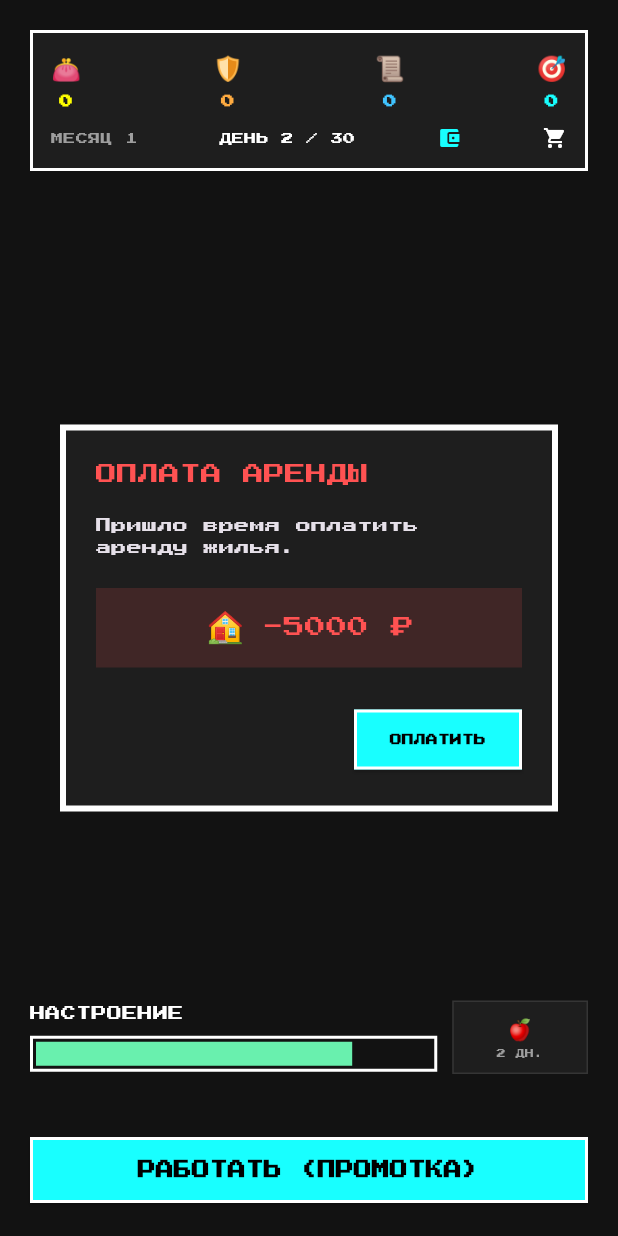
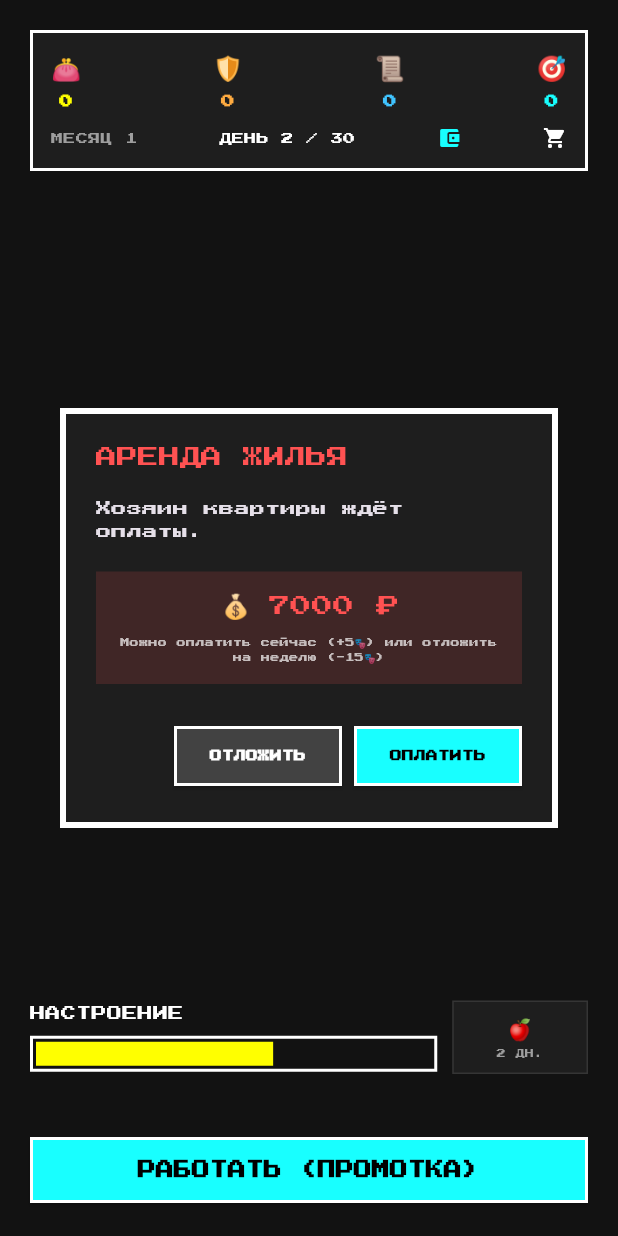
Before and after one commit to zhukockijmaxim9/Pixel_life_simulator, a Flutter app: the GameScreen screen opened by its route, after a tap on "РАБОТАТЬ (ПРОМОТКА)", on a phone screen of 412 x 824 dp. Run offline on Flutter 3.47's test engine with Material 3 defaults, Android fonts, the light colour scheme and no system bars; our stand-ins replace google_fonts.

Commit message:
Изменения в стратегии игры, пересчёт

```diff
--- a/lib/app_state.dart
+++ b/lib/app_state.dart
@@ -2,7 +2,19 @@
 import 'dart:async';
 import 'package:flutter/material.dart';
 
-enum EventType { random, voluntary, quiz, rent, course }
+enum EventType { random, voluntary, quiz, rent, course, payment }
+
+class PendingPayment {
+  final String title;
+  final double amount;
+  int dueDate;
+
+  PendingPayment({
+    required this.title,
+    required this.amount,
+    required this.dueDate,
+  });
+}
 
 class GameEvent {
   final String id;
@@ -77,8 +89,8 @@
 enum MealType { economy, standard, luxury, skip }
 
 class GameState with ChangeNotifier {
-  static const double RENT = 5000;
-  static const double MONTHLY_GOAL = 8000;
+  static const double RENT = 7000;
+  static const double MONTHLY_GOAL = 10000;
 
   // Dynamic salary based on selected job
   double get salary => _selectedJob?.salary ?? 30000;
@@ -89,7 +101,7 @@
   double _mandatoryBalance = 0;
   double _savingsGoal = 0;
 
-  double _mood = 80;
+  double _mood = 60;
   int _currentDay = 1;
   int _currentMonth = 1;
   int _gamePoints = 0;
@@ -102,7 +114,6 @@
   int _daysSinceLastMeal = 0;
   int _mealThreshold = Random().nextInt(3) + 2;
   bool _needsMeal = false;
-  bool _rentPaid = false;
   bool _coursesOffered = false; // day 15 course event fired this month
 
   final StreamController<String> _notificationController =
@@ -122,6 +133,12 @@
   List<String> _jobHistory = [];
 
   final Map<String, int> _eventHistory = {};
+  int _overtimeCount = 0;
+  final List<PendingPayment> _pendingPayments = [];
+
+  // Track current month's allocations for redistribution
+  double _currentMonthSurplus = 0;
+  double _currentMonthGoalContrib = 0;
 
   // Getters
   double get walletBalance => _walletBalance;
@@ -155,17 +172,51 @@
   int get goalPercentage =>
       100 - _walletPercentage - _emergencyPercentage - _mandatoryPercentage;
 
+  void updateDistribution(int walletPct, int emergencyPct, int mandatoryPct) {
+    // 1. Revert current month's distribution
+    _walletBalance -= _currentMonthSurplus * (_walletPercentage / 100);
+    _emergencyFund -= _currentMonthSurplus * (_emergencyPercentage / 100);
+    _mandatoryBalance -= _currentMonthSurplus * (_mandatoryPercentage / 100);
+
+    // 2. Apply new distribution
+    _walletPercentage = walletPct;
+    _emergencyPercentage = emergencyPct;
+    _mandatoryPercentage = mandatoryPct;
+
+    _walletBalance += _currentMonthSurplus * (_walletPercentage / 100);
+    _emergencyFund += _currentMonthSurplus * (_emergencyPercentage / 100);
+    _mandatoryBalance += _currentMonthSurplus * (_mandatoryPercentage / 100);
+
+    notifyListeners();
+  }
+
   void setGoal(GameGoal goal) {
+    // 1. Revert old goal contribution and surplus distribution
+    _walletBalance -= _currentMonthSurplus * (_walletPercentage / 100);
+    _emergencyFund -= _currentMonthSurplus * (_emergencyPercentage / 100);
+    _mandatoryBalance -= _currentMonthSurplus * (_mandatoryPercentage / 100);
+    _savingsGoal -= _currentMonthGoalContrib;
+
+    // 2. Set new goal and recalculate
     _selectedGoal = goal;
+    _currentMonthGoalContrib = _selectedGoal?.monthlyContribution ?? 0;
+    _currentMonthSurplus = salary - _currentMonthGoalContrib;
+
+    // 3. Apply new distribution
+    _walletBalance += _currentMonthSurplus * (_walletPercentage / 100);
+    _emergencyFund += _currentMonthSurplus * (_emergencyPercentage / 100);
+    _mandatoryBalance += _currentMonthSurplus * (_mandatoryPercentage / 100);
+    _savingsGoal += _currentMonthGoalContrib;
+
     notifyListeners();
   }
 
   // ===== JOBS =====
   static final List<Job> tier1Jobs = [
-    const Job(title: 'Доставщик', salary: 30000, icon: '🚲', tier: 1),
-    const Job(title: 'Кассир', salary: 28000, icon: '🏪', tier: 1),
-    const Job(title: 'Работник фастфуда', salary: 27000, icon: '🍔', tier: 1),
-    const Job(title: 'Работник ПВЗ', salary: 29000, icon: '📦', tier: 1),
+    const Job(title: 'Доставщик', salary: 45000, icon: '🚲', tier: 1),
+    const Job(title: 'Кассир', salary: 43000, icon: '🏪', tier: 1),
+    const Job(title: 'Работник фастфуда', salary: 42000, icon: '🍔', tier: 1),
+    const Job(title: 'Работник ПВЗ', salary: 44000, icon: '📦', tier: 1),
   ];
 
   static final List<Job> tier2Jobs = [
@@ -271,8 +322,8 @@
       description:
           'Неудачное падение! Экран вдребезги. Придется раскошелиться на ремонт.',
       type: EventType.random,
-      moneyImpact: -5000,
-      moodImpact: -15,
+      moneyImpact: -1000,
+      moodImpact: -10,
       isPositive: false,
     ),
     const GameEvent(
@@ -289,8 +340,8 @@
       title: 'Потерял кошелёк',
       description: 'Кошелёк выпал из кармана в толпе. Деньги не вернуть.',
       type: EventType.random,
-      moneyImpact: -2000,
-      moodImpact: -20,
+      moneyImpact: -1000,
+      moodImpact: -15,
       isPositive: false,
     ),
     // Positive random events
@@ -334,10 +385,10 @@
       id: 'overtime_offer',
       title: 'Сверхурочная работа',
       description:
-          'Начальник предложил поработать в выходные. Больше денег, но меньше отдыха.',
+          'Начальник просит задержаться. Платят неплохо, но сил совсем не останется.',
       type: EventType.voluntary,
-      moneyImpact: 3000,
-      moodImpact: -10,
+      moneyImpact: 2000,
+      moodImpact: -15,
     ),
     const GameEvent(
       id: 'help_colleague',
@@ -474,11 +525,13 @@
       _emergencyFund = 0;
       _mandatoryBalance = 0;
       _savingsGoal = 0;
-      _mood = 80;
+      _mood = 60;
       _completedCourses = [];
       _jobHistory = [];
       _eventHistory.clear();
       _inventory.clear();
+      _overtimeCount = 0;
+      _pendingPayments.clear();
     }
 
     // Add job to history
@@ -487,14 +540,13 @@
     }
 
     // Distribute salary for the month
-    double goalContrib = _selectedGoal?.monthlyContribution ?? 0;
-    double surplus = salary - goalContrib;
+    _currentMonthGoalContrib = _selectedGoal?.monthlyContribution ?? 0;
+    _currentMonthSurplus = salary - _currentMonthGoalContrib;
 
-    _walletBalance += surplus * (_walletPercentage / 100);
-    _emergencyFund += surplus * (_emergencyPercentage / 100);
-    _mandatoryBalance += surplus * (_mandatoryPercentage / 100);
-    _savingsGoal += goalContrib;
-    _rentPaid = false;
+    _walletBalance += _currentMonthSurplus * (_walletPercentage / 100);
+    _emergencyFund += _currentMonthSurplus * (_emergencyPercentage / 100);
+    _mandatoryBalance += _currentMonthSurplus * (_mandatoryPercentage / 100);
+    _savingsGoal += _currentMonthGoalContrib;
     _coursesOffered = false;
 
     _isGameOver = false;
@@ -511,16 +563,8 @@
     _isPlanningPhase = true;
     _isGameOver = false;
     _isWin = false;
-    _rentPaid = false;
     _coursesOffered = false;
     _daysSinceLastMeal = 0;
-    notifyListeners();
-  }
-
-  void updateDistribution(int walletPct, int emergencyPct, int mandatoryPct) {
-    _walletPercentage = walletPct;
-    _emergencyPercentage = emergencyPct;
-    _mandatoryPercentage = mandatoryPct;
     notifyListeners();
   }
 
@@ -560,11 +604,71 @@
       return;
     }
 
-    // Rent deduction on day 2 (as event dialog)
-    if (_currentDay >= 2 && !_rentPaid) {
-      _rentPaid = true;
-      _currentEvent = rentEvent;
-      return; // stop processing, let UI show rent event
+    // Check for pending payments due TODAY or overdue
+    for (int i = 0; i < _pendingPayments.length; i++) {
+      if (_currentDay >= _pendingPayments[i].dueDate) {
+        PendingPayment pay = _pendingPayments.removeAt(i);
+        _currentEvent = GameEvent(
+          id: 'pending_${pay.title}',
+          title: pay.title,
+          description: 'Пришло время оплатить ${pay.title.toLowerCase()}.',
+          type: EventType.payment,
+          moneyImpact: pay.amount,
+          moodImpact: 0,
+        );
+        return;
+      }
+    }
+
+    // Overtime hook: 1 day before any payment is due, if wallet is low
+    if (_overtimeCount < 2 && _currentEvent == null) {
+      bool paymentSoon = _pendingPayments.any(
+        (p) => p.dueDate == _currentDay + 1,
+      );
+      // Also check the initial scheduled days (2, 5, 10)
+      if (!paymentSoon) {
+        if ([1, 4, 9].contains(_currentDay)) paymentSoon = true;
+      }
+
+      if (paymentSoon && _walletBalance < 2000) {
+        _currentEvent = allEvents.firstWhere((e) => e.id == 'overtime_offer');
+        _overtimeCount++;
+        return;
+      }
+    }
+
+    // Fixed schedule for initial payments
+    if (_currentEvent == null) {
+      if (_currentDay == 2) {
+        _currentEvent = const GameEvent(
+          id: 'initial_rent',
+          title: 'Аренда жилья',
+          description: 'Хозяин квартиры ждёт оплаты.',
+          type: EventType.payment,
+          moneyImpact: -7000,
+        );
+        return;
+      }
+      if (_currentDay == 5) {
+        _currentEvent = const GameEvent(
+          id: 'initial_services',
+          title: 'Коммунальные услуги',
+          description: 'Пришли счета за свет, воду и интернет.',
+          type: EventType.payment,
+          moneyImpact: -4000,
+        );
+        return;
+      }
+      if (_currentDay == 10) {
+        _currentEvent = const GameEvent(
+          id: 'initial_transport',
+          title: 'Транспортная карта',
+          description: 'Пора продлить проездной на месяц.',
+          type: EventType.payment,
+          moneyImpact: -3000, // Corrected from 300 to 3000
+        );
+        return;
+      }
     }
 
     // Quiz on scheduled days (9, 19, 29)
@@ -705,8 +809,12 @@
 
   void _checkGameOver() {
     _isGameOver = true;
-    // Win if accumulated savings >= goal cost
-    if (_selectedGoal != null && _savingsGoal >= _selectedGoal!.cost) {
+    // Win if accumulated savings >= goal cost AND mood > 0
+    bool goalReached =
+        _selectedGoal != null && _savingsGoal >= _selectedGoal!.cost;
+    bool moodOk = _mood > 0;
+
+    if (goalReached && moodOk) {
       _isWin = true;
       _gamePoints += _selectedGoal!.pointsReward;
     } else {
@@ -750,9 +858,24 @@
         _mood -= 10;
       }
       _currentEvent = null;
-    } else if (_currentEvent!.type == EventType.rent) {
-      // Apply rent from mandatory
-      _applyMandatoryExpense(RENT);
+    } else if (_currentEvent!.type == EventType.payment) {
+      if (accepted) {
+        // Option A: Pay Now
+        _applyMandatoryExpense(_currentEvent!.moneyImpact.abs());
+        _mood += 5;
+        _notificationController.add('Оплата подтверждена! 😊');
+      } else {
+        // Option B: Delay
+        _pendingPayments.add(
+          PendingPayment(
+            title: _currentEvent!.title,
+            amount: _currentEvent!.moneyImpact,
+            dueDate: _currentDay + 7,
+          ),
+        );
+        _mood -= 15;
+        _notificationController.add('Платеж перенесен на неделю. 📉');
+      }
       _currentEvent = null;
     } else if (_currentEvent!.type == EventType.course) {
       if (courseChoice != null && courseChoice < 2) {
@@ -769,8 +892,18 @@
       // courseChoice == 2 or null → refuse
       _currentEvent = null;
     } else {
-      handleEventChoice(accepted);
-      return;
+      if (_currentEvent!.id == 'overtime_offer') {
+        // Custom check for overtime choice
+        if (accepted) {
+          _overtimeCount++;
+          _applyFinancialImpact(2000);
+          _mood -= 15;
+        }
+        _currentEvent = null;
+      } else {
+        handleEventChoice(accepted);
+        return;
+      }
     }
     _validateStats();
     notifyListeners();
@@ -832,8 +965,11 @@
   }
 
   void _validateStats() {
-    if (_mood > 100) _mood = 100;
-    if (_mood < 0) _mood = 0;
+    _mood = _mood.clamp(0, 100);
+    if (_mood <= 0) {
+      _isGameOver = true;
+      _isWin = false;
+    }
   }
 
   void updateWallet(double amount) {
--- a/lib/screens/game_screen.dart
+++ b/lib/screens/game_screen.dart
@@ -463,11 +463,11 @@
                           'СУДЬБА В ПИКСЕЛЯХ',
                           style: TextStyle(fontSize: 14, color: Colors.white),
                         ),
-                        const Padding(
-                          padding: EdgeInsets.only(top: 10),
+                        Padding(
+                          padding: const EdgeInsets.only(top: 10),
                           child: Text(
-                            'ЦЕЛЬ МЕСЯЦА: 8000 ₽',
-                            style: TextStyle(
+                            'ЦЕЛЬ МЕСЯЦА: ${state.selectedGoal?.cost.toInt() ?? 0} ₽',
+                            style: const TextStyle(
                               fontSize: 8,
                               color: Colors.cyanAccent,
                             ),
--- a/lib/widgets/event_dialog.dart
+++ b/lib/widgets/event_dialog.dart
@@ -115,22 +115,40 @@
                 ),
               ),
 
-            // RENT info
-            if (widget.event.type == EventType.rent)
+            // RENT or PAYMENT info
+            if (widget.event.type == EventType.rent ||
+                widget.event.type == EventType.payment)
               Container(
                 padding: const EdgeInsets.all(12),
                 color: Colors.redAccent.withValues(alpha: 0.15),
-                child: Row(
+                child: Column(
+                  children: [
+                    Row(
                       mainAxisAlignment: MainAxisAlignment.center,
                       children: [
-                    const Text('🏠', style: TextStyle(fontSize: 20)),
+                        const Text('💰', style: TextStyle(fontSize: 16)),
                         const SizedBox(width: 12),
                         Text(
-                      '${widget.event.moneyImpact.toInt()} ₽',
+                          '${widget.event.moneyImpact.abs().toInt()} ₽',
                           style: GoogleFonts.getFont(
                             'Press Start 2P',
                             fontSize: 14,
                             color: Colors.redAccent,
+                          ),
+                        ),
+                      ],
+                    ),
+                    if (widget.event.type == EventType.payment)
+                      Padding(
+                        padding: const EdgeInsets.only(top: 8),
+                        child: Text(
+                          'Можно оплатить сейчас (+5🎭) или отложить на неделю (-15🎭)',
+                          textAlign: TextAlign.center,
+                          style: GoogleFonts.getFont(
+                            'Press Start 2P',
+                            fontSize: 6,
+                            color: Colors.white70,
+                          ),
                         ),
                       ),
                   ],
@@ -225,6 +243,7 @@
   Color get _titleColor {
     switch (widget.event.type) {
       case EventType.rent:
+      case EventType.payment:
         return Colors.redAccent;
       case EventType.course:
         return Colors.purpleAccent;
@@ -260,6 +279,15 @@
         return [];
       case EventType.rent:
         return [
+          _pixelButton(
+            "ОПЛАТИТЬ",
+            () => widget.onResolve(true),
+            isPrimary: true,
+          ),
+        ];
+      case EventType.payment:
+        return [
+          _pixelButton("ОТЛОЖИТЬ", () => widget.onResolve(false)),
           _pixelButton(
             "ОПЛАТИТЬ",
             () => widget.onResolve(true),
```
Also changed, not shown: lib/screens/job_selection_screen.dart (+0 -11 lines), lib/screens/summary_screen.dart (+30 -7 lines). Lines whose indentation alone changed are shown as unchanged.
